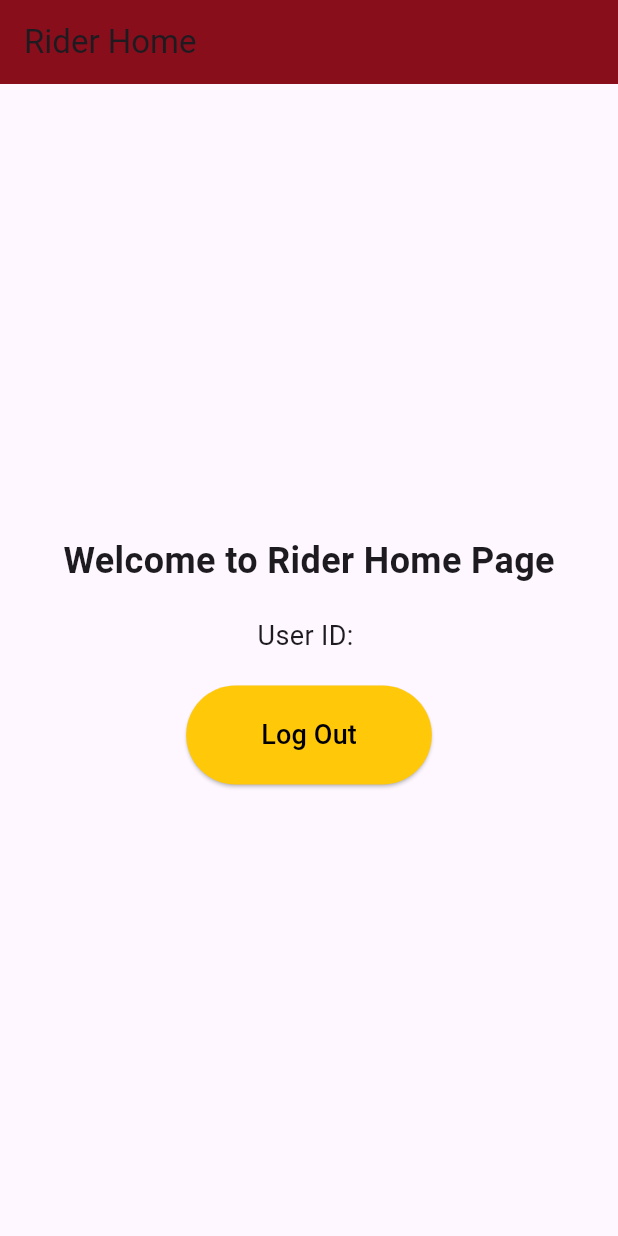
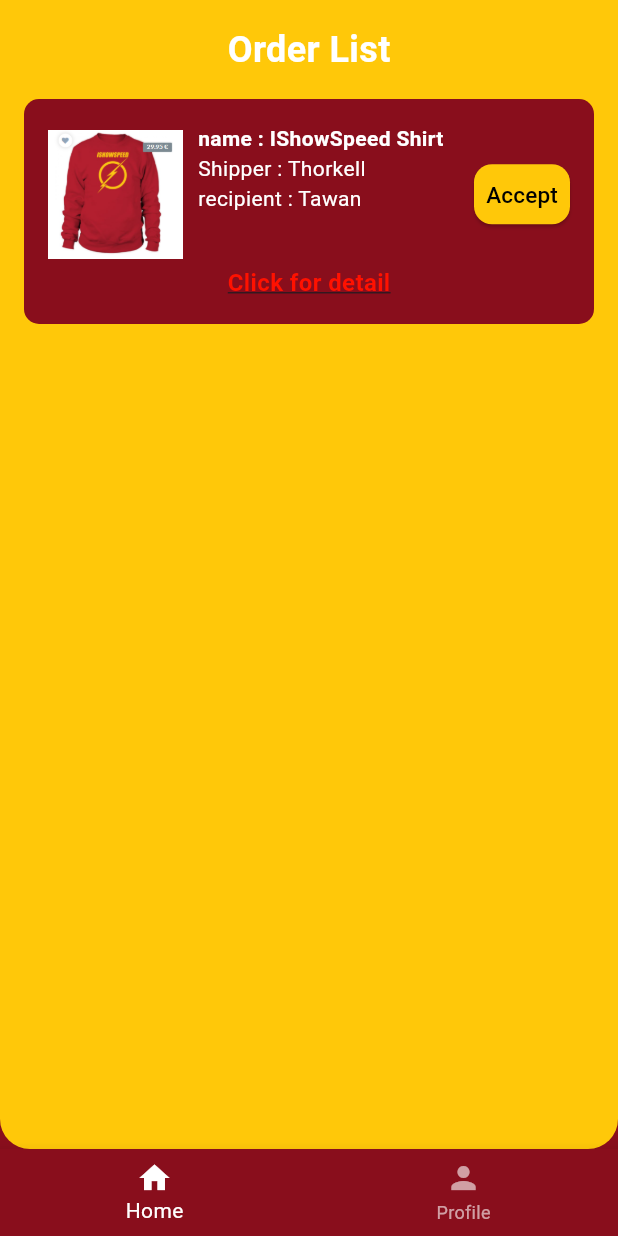
Before and after one commit to Pachara004/IshowSpeed, a Flutter app: the RiderHomePage screen opened directly, on a phone screen of 412 x 824 dp. Run offline on Flutter 3.47's test engine with Material 3 defaults, Android fonts, the phone set to English and light mode, and no system bars; our stand-ins replace cloud_firestore, connectivity_plus, firebase_auth, firebase_core, firebase_storage, flutter_map and 3 more; accounts and stored records are empty.

Commit message:
uirider popup detail status

```diff
--- a/ishowspeed/lib/main.dart
+++ b/ishowspeed/lib/main.dart
@@ -3,6 +3,7 @@ import 'package:firebase_auth/firebase_auth.dart';
 import 'package:firebase_core/firebase_core.dart';
 import 'package:flutter/material.dart';
 import 'package:ishowspeed/firebase_options.dart';
+import 'package:ishowspeed/pages/User/status.dart';
 import 'package:ishowspeed/pages/User/userhome.dart';
 import 'package:ishowspeed/pages/first.dart';
 
--- a/ishowspeed/lib/pages/Rider/riderhome.dart
+++ b/ishowspeed/lib/pages/Rider/riderhome.dart
@@ -1,54 +1,217 @@
 import 'package:flutter/material.dart';
-import 'package:firebase_auth/firebase_auth.dart';
 
 class RiderHomePage extends StatelessWidget {
   @override
   Widget build(BuildContext context) {
-    // ดึงข้อมูลผู้ใช้ที่ล็อกอิน
-    User? user = FirebaseAuth.instance.currentUser;
-
     return Scaffold(
-      appBar: AppBar(
-        title: const Text("Rider Home"),
-        backgroundColor: const Color(0xFF890E1C), // สี AppBar
+      backgroundColor: const Color(0xFF890E1C),
+      body: Column(
+        children: [
+          Expanded(
+            child: Container(
+              padding: const EdgeInsets.all(16.0),
+              decoration: BoxDecoration(
+                color: const Color(0xFFFFC809),
+                borderRadius: BorderRadius.only(
+                  bottomLeft: Radius.circular(20),
+                  bottomRight: Radius.circular(20),
                 ),
-      body: Center(
+              ),
+              child: SafeArea(
                 child: Column(
-          mainAxisAlignment: MainAxisAlignment.center,
-          children: <Widget>[
-            const Text(
-              'Welcome to Rider Home Page',
+                  crossAxisAlignment: CrossAxisAlignment.center,
+                  children: [
+                    Text(
+                      'Order List',
                       style: TextStyle(
                         fontSize: 24,
                         fontWeight: FontWeight.bold,
+                        color: Colors.white,
                       ),
                     ),
-            const SizedBox(height: 20),
-            // แสดง uid ของผู้ใช้
-            Text(
-              'User ID: ${user?.uid ?? 'Not logged in'}',
-              style: const TextStyle(
-                fontSize: 18,
-                fontWeight: FontWeight.w400,
+                    SizedBox(height: 16),
+                    OrderCard(context: context), // ส่ง context เข้าไป
+                  ],
                 ),
               ),
-            const SizedBox(height: 20),
+            ),
+          ),
+          BottomNavigationBar(
+            backgroundColor: const Color(0xFF890E1C),
+            selectedItemColor: Colors.white,
+            unselectedItemColor: Colors.white.withOpacity(0.6),
+            items: [
+              BottomNavigationBarItem(
+                icon: Icon(Icons.home),
+                label: 'Home',
+              ),
+              BottomNavigationBarItem(
+                icon: Icon(Icons.person),
+                label: 'Profile',
+              ),
+            ],
+          ),
+        ],
+      ),
+    );
+  }
+
+  Widget OrderCard({required BuildContext context}) { // รับ BuildContext
+    return Container(
+      padding: EdgeInsets.all(16),
+      decoration: BoxDecoration(
+        color: Color(0xFF890E1C),
+        borderRadius: BorderRadius.circular(10),
+      ),
+      child: Column(
+        children: [
+          Row(
+            children: [
+              Image.asset('assets/images/red_shirt.png', width: 90, height: 90),
+              SizedBox(width: 10),
+              Expanded(
+                child: Column(
+                  crossAxisAlignment: CrossAxisAlignment.start,
+                  mainAxisAlignment: MainAxisAlignment.start,
+                  children: [
+                    Text(
+                      'name : IShowSpeed Shirt',
+                      style: TextStyle(
+                        fontWeight: FontWeight.bold,
+                        color: Colors.white,
+                      ),
+                    ),
+                    Text(
+                      'Shipper : Thorkell',
+                      style: TextStyle(color: Colors.white),
+                    ),
+                    Text(
+                      'recipient : Tawan',
+                      style: TextStyle(color: Colors.white),
+                    ),
+                    SizedBox(height: 35),
+                  ],
+                ),
+              ),
               ElevatedButton(
-              onPressed: () async {
-                // ฟังก์ชันสำหรับ Log Out
-                await FirebaseAuth.instance.signOut();
-                // นำทางกลับไปยังหน้าล็อกอินหรือหน้าอื่นตามที่ต้องการ
-                Navigator.pop(context); // ตัวอย่างการนำทางกลับ
+                child: Text('Accept', style: TextStyle(fontSize: 15)),
+                onPressed: () {},
+                style: ElevatedButton.styleFrom(
+                  foregroundColor: Colors.black,
+                  backgroundColor: const Color(0xFFFFC809),
+                  padding: EdgeInsets.symmetric(horizontal: 4, vertical: 4),
+                  shape: RoundedRectangleBorder(
+                    borderRadius: BorderRadius.circular(12),
+                  ),
+                ),
+              ),
+            ],
+          ),
+          GestureDetector(
+            onTap: () {
+              showDialog(
+                context: context,
+                builder: (BuildContext context) => _productDetailDialog(context), // ใช้ฟังก์ชันที่สร้าง Dialog
+              );
+            },
+            child: Text(
+              'Click for detail',
+              style: TextStyle(
+                color: const Color.fromARGB(255, 255, 17, 0),
+                fontWeight: FontWeight.bold,
+                fontSize: 16,
+                decoration: TextDecoration.underline,
+              ),
+            ),
+          ),
+        ],
+      ),
+    );
+  }
+
+  Widget _productDetailDialog(BuildContext context) {
+    return Dialog(
+      shape: RoundedRectangleBorder(
+        borderRadius: BorderRadius.circular(20),
+      ),
+      child: Container(
+        width: 600,
+        height: 600,
+        padding: EdgeInsets.all(20),
+        decoration: BoxDecoration(
+          color: Color(0xFF890E1C),
+          borderRadius: BorderRadius.circular(20),
+        ),
+        child: Column(
+          mainAxisSize: MainAxisSize.min,
+          crossAxisAlignment: CrossAxisAlignment.start,
+          children: [
+            Row(
+              children: [
+                IconButton(
+                  icon: Icon(Icons.arrow_back, color: Colors.white),
+                  onPressed: () => Navigator.of(context).pop(),
+                ),
+              ],
+            ),
+            SizedBox(height: 10),
+            Text(
+              'Product Name : IShowSpeed Shirt',
+              style: TextStyle(
+                  color: Colors.white,
+                  fontWeight: FontWeight.bold,
+                  fontSize: 18),
+            ),
+            SizedBox(height: 10),
+            Center(
+              child: Image.asset('assets/images/red_shirt.png', height: 150),
+            ),
+            SizedBox(height: 10),
+            Text(
+              'Product Details:',
+              style: TextStyle(
+                  color: Colors.white,
+                  fontWeight: FontWeight.bold,
+                  fontSize: 20),
+            ),
+            SizedBox(height: 5),
+            Text(
+              'Cotton clothing weighs 0.16 kilograms.',
+              style: TextStyle(color: Colors.white, fontSize: 16),
+            ),
+            Text(
+              'Number of products: 2',
+              style: TextStyle(color: Colors.white, fontSize: 16),
+            ),
+            Text(
+              'Shipping address: Big saolao',
+              style: TextStyle(color: Colors.white, fontSize: 16),
+            ),
+            Text(
+              'Shipper: Thorkell',
+              style: TextStyle(color: Colors.white, fontSize: 16),
+            ),
+            Text(
+              'Recipient name: Mr. Tawan Gamer',
+              style: TextStyle(color: Colors.white, fontSize: 16),
+            ),
+            Text(
+              'Recipient\'s phone number: 012345678',
+              style: TextStyle(color: Colors.white, fontSize: 16),
+            ),
+            Spacer(),
+            Center(
+              child: ElevatedButton(
+                child: Text('Accept', style: TextStyle(color: Colors.black)),
+                onPressed: () {
+                  // เพิ่ม logic สำหรับ accept ที่นี่
+                  Navigator.of(context).pop();
                 },
                 style: ElevatedButton.styleFrom(
-                backgroundColor: const Color(0xFFFFC809), // สีของปุ่ม
-                padding: const EdgeInsets.symmetric(horizontal: 50, vertical: 20),
+                  backgroundColor: Color(0xFFFFC809),
+                  shape: RoundedRectangleBorder(
+                    borderRadius: BorderRadius.circular(20),
                   ),
-              child: const Text(
-                "Log Out",
-                style: TextStyle(
-                  fontSize: 18,
-                  color: Colors.black,
                 ),
               ),
             ),
--- a/ishowspeed/pubspec.yaml
+++ b/ishowspeed/pubspec.yaml
@@ -79,6 +79,7 @@ flutter:
     - assets/images/
     - assets/images/red_shirt.png
     - assets/images/black_shirt.png
+    - assets/images/driver_avatar.png
   # An image asset can refer to one or more resolution-specific "variants", see
   # https://flutter.dev/to/resolution-aware-images
 
```
Also changed, not shown: ishowspeed/lib/pages/User/status.dart (+139 -0 lines), ishowspeed/assets/images/driver_avatar.png (added), 1 other file. Lines whose indentation alone changed are shown as unchanged.
